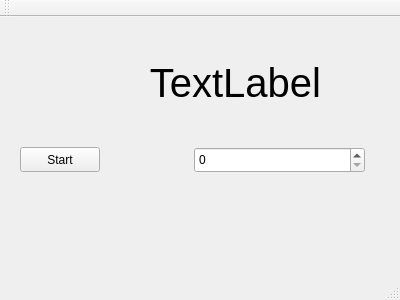
Qt form timer.ui (lavigne958/Train_Timer) before a commit.
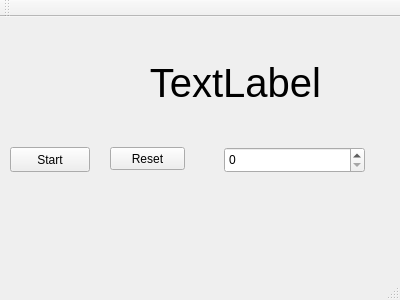
The same form after that commit.

Commit message:
[add] reset button
addd reset button to reset time and buttons and timer.

Diff of the .ui file:
```diff
--- a/timer.ui
+++ b/timer.ui
@@ -17,7 +17,7 @@
    <widget class="QPushButton" name="pushButton">
     <property name="geometry">
      <rect>
-      <x>20</x>
+      <x>10</x>
       <y>130</y>
       <width>80</width>
       <height>25</height>
@@ -30,9 +30,9 @@
    <widget class="QSpinBox" name="spinBox">
     <property name="geometry">
      <rect>
-      <x>194</x>
+      <x>224</x>
       <y>130</y>
-      <width>171</width>
+      <width>141</width>
       <height>26</height>
      </rect>
     </property>
@@ -61,6 +61,19 @@
      <set>Qt::AlignRight|Qt::AlignTrailing|Qt::AlignVCenter</set>
     </property>
    </widget>
+   <widget class="QPushButton" name="pushButton_2">
+    <property name="geometry">
+     <rect>
+      <x>110</x>
+      <y>130</y>
+      <width>75</width>
+      <height>23</height>
+     </rect>
+    </property>
+    <property name="text">
+     <string>Reset</string>
+    </property>
+   </widget>
   </widget>
   <widget class="QMenuBar" name="menuBar">
    <property name="geometry">
```
Left out of the diff: 2 changed lines with no effect on the pictures. The commit also changes 2 other files.
